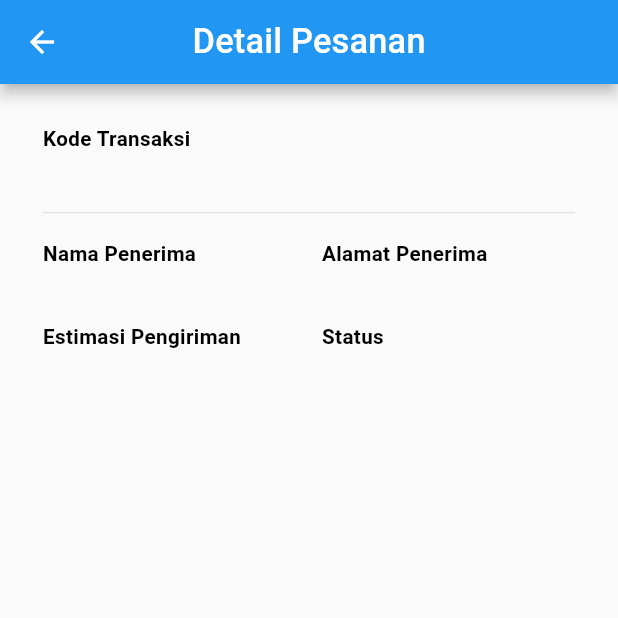
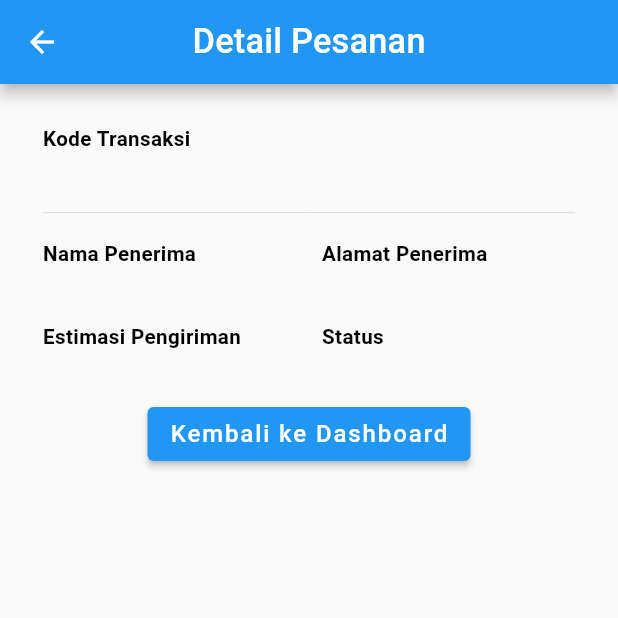
Before and after one commit to Khairul122/FLUTTER-Penjualan, a Flutter app: the ResiView screen opened by its route, on a phone screen of 412 x 824 dp, the top half of it. Run offline on Flutter 3.47's test engine with Material 2 defaults, Android fonts, the phone set to English and light mode, and no system bars; our stand-ins replace dotted_line, flutter_rating_bar, flutter_screenutil, font_awesome_flutter, get, hive and 3 more; accounts and stored records are empty.

Commit message:
update resi

```diff
--- a/lib/app/features/dashboard/cart/pembayaran/resi/views/resi_view.dart
+++ b/lib/app/features/dashboard/cart/pembayaran/resi/views/resi_view.dart
@@ -3,11 +3,14 @@ import 'package:flutter_screenutil/flutter_screenutil.dart';
 import 'package:get/get.dart';
 import '../controllers/resi_controller.dart';
 
-class ResiView extends GetView<ResiController> {
+class ResiView extends StatelessWidget {
   const ResiView({Key? key}) : super(key: key);
 
   @override
   Widget build(BuildContext context) {
+    // Inisialisasi ResiController menggunakan Get.put
+    final ResiController controller = Get.put(ResiController());
+
     return Scaffold(
       appBar: AppBar(
         title: const Text('Detail Pesanan'),
@@ -26,6 +29,8 @@ class ResiView extends GetView<ResiController> {
               controller.estimasiPengiriman.value,
               controller.statusPembelian.value,
             ),
+            SizedBox(height: 20.sp),
+            _BackToDashboardButton(),
           ],
         )),
       ),
@@ -85,7 +90,6 @@ Widget _DetailPesanan(String namaPengguna, String alamat, String estimasiPengiri
 Widget _TextDetailPesanan(String label, String subLabel) {
   return Expanded(
     child: Container(
-      width: 0.42.sw,
       child: Wrap(
         direction: Axis.vertical,
         spacing: 5.sp,
@@ -99,7 +103,7 @@ Widget _TextDetailPesanan(String label, String subLabel) {
             style: TextStyle(
               fontSize: 12.sp,
             ),
-          )
+          ),
         ],
       ),
     ),
@@ -109,7 +113,6 @@ Widget _TextDetailPesanan(String label, String subLabel) {
 Widget _StatusDetailPesanan(String label, String subLabel) {
   return Expanded(
     child: Container(
-      width: 0.42.sw,
       child: Wrap(
         direction: Axis.vertical,
         spacing: 5.sp,
@@ -124,9 +127,20 @@ Widget _StatusDetailPesanan(String label, String subLabel) {
               fontSize: 12.sp,
               color: Colors.amber,
             ),
-          )
+          ),
         ],
       ),
     ),
   );
 }
+
+Widget _BackToDashboardButton() {
+  return Center(
+    child: ElevatedButton(
+      onPressed: () {
+        Get.toNamed('/dashboard');
+      },
+      child: Text('Kembali ke Dashboard'),
+    ),
+  );
+}
--- a/lib/app/features/dashboard/cart/pembayaran/views/pembayaran_view.dart
+++ b/lib/app/features/dashboard/cart/pembayaran/views/pembayaran_view.dart
@@ -123,7 +123,7 @@ Widget _metodePembayaran() {
         children: [
           RadioListTile<String>(
             title: Text(
-              'COD',
+              'Transfer Bank',
               style: TextStyle(
                 fontSize: 12.sp,
               ),
--- a/lib/app/features/dashboard/cart/views/cart_view.dart
+++ b/lib/app/features/dashboard/cart/views/cart_view.dart
@@ -117,7 +117,7 @@ class CartView extends StatelessWidget {
                       controller.fetchCartItems(); // Memanggil fetchCartItems setelah checkout untuk mendapatkan data terbaru
                     },
                     style: ElevatedButton.styleFrom(
-                      backgroundColor: Colors.orange,
+                      backgroundColor: Color.fromRGBO(157, 94, 0, 1),
                       padding: EdgeInsets.symmetric(vertical: 15),
                       shape: RoundedRectangleBorder(
                         borderRadius: BorderRadius.circular(10),
```
Also changed, not shown: lib/app/features/dashboard/cart/payment/controller/payment_controller.dart (+19 -9 lines), lib/app/features/dashboard/cart/pembayaran/resi/controllers/resi_controller.dart (+1 -9 lines).
